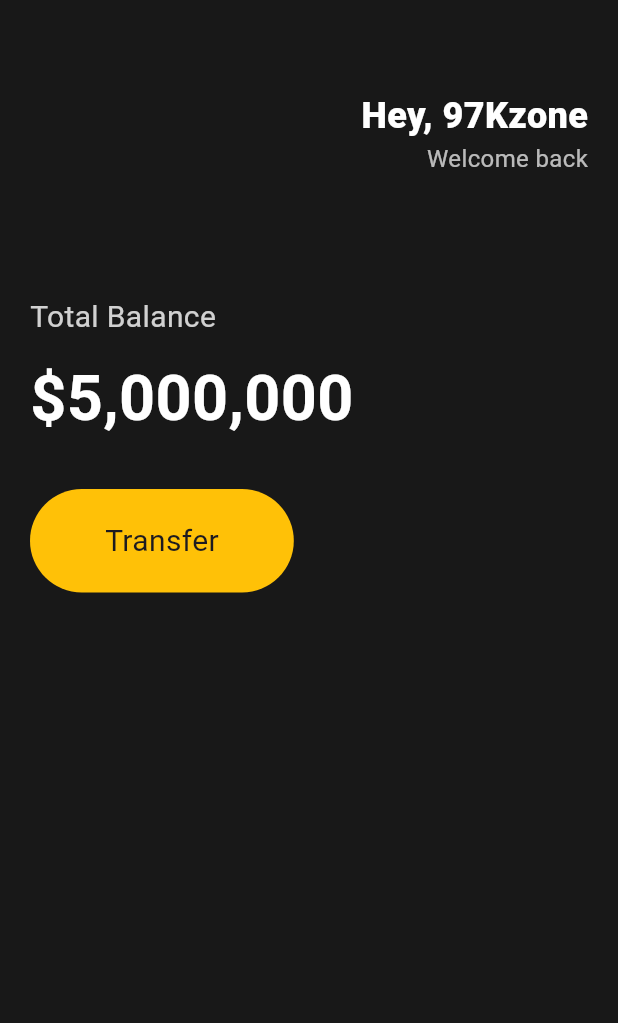
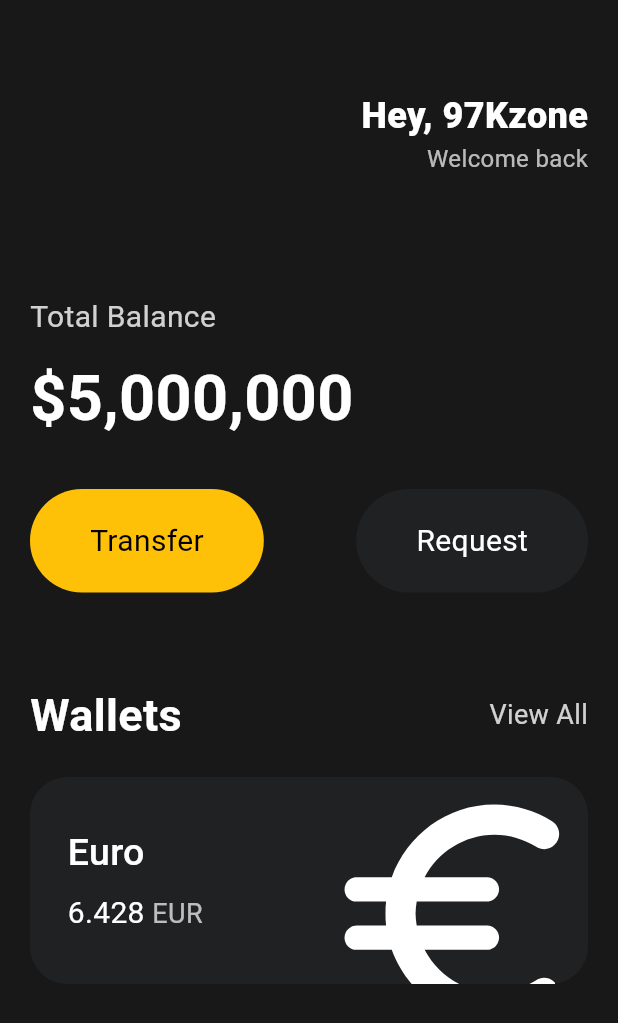
Before and after one commit to 97Kzone/study_flutter, a Flutter app: the screen it shows after launch, on a phone screen of 412 x 824 dp. Shown: the top 1023 px of the screen. Run offline on Flutter 3.47's test engine with Material 3 defaults, Android fonts, the light colour scheme and no system bars.

Commit message:
TransForm, Icon 활용하여 Card 만들기

```diff
--- a/run_flutter/analysis_options.yaml
+++ b/run_flutter/analysis_options.yaml
@@ -7,6 +7,9 @@
 
 # The following line activates a set of recommended lints for Flutter apps,
 # packages, and plugins designed to encourage good coding practices.
+analyzer:
+  errors:
+    avoid_unnecessary_containers: ignore
 include: package:flutter_lints/flutter.yaml
 
 linter:
--- a/run_flutter/lib/main.dart
+++ b/run_flutter/lib/main.dart
@@ -1,29 +1,28 @@
-// ignore_for_file: prefer_const_constructors
-
 import 'package:flutter/material.dart';
 import 'package:flutter/widgets.dart';
+import 'package:run_flutter/widgets/button.dart';
 
 void main() {
-  runApp(App());
+  runApp(const App());
 }
 
 class App extends StatelessWidget {
+  const App({super.key});
+
   @override
   Widget build(BuildContext context) {
     return MaterialApp(
         home: Scaffold(
-      backgroundColor: Color(0xFF181818),
+      backgroundColor: const Color(0xFF181818),
       body: Padding(
-          padding: EdgeInsets.symmetric(
-            horizontal: 20
-          ),
+          padding: const EdgeInsets.symmetric(horizontal: 20),
           child: Column(
             crossAxisAlignment: CrossAxisAlignment.start,
             children: [
-              SizedBox(
+              const SizedBox(
                 height: 60,
               ),
-              Row(
+              const Row(
                 mainAxisAlignment: MainAxisAlignment.end,
                 children: [
                   Column(
@@ -48,50 +47,120 @@ class App extends StatelessWidget {
                   )
                 ],
               ),
-              SizedBox(
+              const SizedBox(
                 height: 80,
               ),
-              Text('Total Balance',
+              Text(
+                'Total Balance',
                 style: TextStyle(
                     color: Colors.white.withOpacity(0.8),
-                  fontSize: 20),),
-              SizedBox(
+                    fontSize: 20,
+                ),
+              ),
+              const SizedBox(
                 height: 10,
               ),
-              Text(
+              const Text(
                 '\$5,000,000',
                 style: TextStyle(
                     color: Colors.white,
                     fontSize: 42,
                     fontWeight: FontWeight.w600),
               ),
+              const SizedBox(
+                height: 30,
+              ),
+              const Row(
+                mainAxisAlignment: MainAxisAlignment.spaceBetween,
+                children: [
+                  Button(text: 'Transfer', bgColor: Colors.amber, textColor: Colors.black,),
+                  Button(text: 'Request', bgColor: Color(0xFF1F2123), textColor: Colors.white,),
+                ],
+              ),
+              const SizedBox(
+                height: 60,
+              ),
+              Row(
+                crossAxisAlignment: CrossAxisAlignment.center,
+                mainAxisAlignment: MainAxisAlignment.spaceBetween,
+                children: [
+                const Text(
+                    'Wallets',
+                    style: TextStyle(
+                    color: Colors.white,
+                    fontSize: 30,
+                    fontWeight: FontWeight.w600
+                  ),
+                ),
+                Text('View All', style: TextStyle(
+                  color: Colors.white.withOpacity(0.8),
+                  fontSize: 18),),
+                ],
+              ),
+              const SizedBox(
+                height: 20,
+              ),
+              Container(
+                clipBehavior: Clip.hardEdge,
+                decoration: BoxDecoration(
+                  color: const Color(0xFF1F2123),
+                  borderRadius: BorderRadius.circular(25),
+                ),
+                child: Padding(
+                  padding: const EdgeInsets.all(25),
+                  child: Row(
+                    mainAxisAlignment: MainAxisAlignment.spaceBetween,
+                    children: [
+                      const Column(
+                        crossAxisAlignment: CrossAxisAlignment.start,
+                        children: [
+                          Text(
+                            'Euro',
+                            style: TextStyle(
+                              color: Colors.white,
+                              fontSize: 25,
+                              fontWeight: FontWeight.w500),),
                           SizedBox(
-                height: 30,
+                            height: 8,
                           ),
                           Row(
                             children: [
-                  Container(
-                    decoration: BoxDecoration(
-                      color: Colors.amber,
-                      borderRadius: BorderRadius.circular(45),
-                    ),
-                    child: Padding(
-                      padding: EdgeInsets.symmetric(
-                        vertical: 20,
-                        horizontal: 50,),
-                      child: Text('Transfer',
+                              Text('6.428',
                                 style: TextStyle(
+                                  color: Colors.white,
                                   fontSize: 20,
                                 ),
                               ),
+                              SizedBox(
+                                width: 5,
                               ),
-                  )
+                              Text('EUR',
+                                style: TextStyle(
+                                  color: Colors.white70,
+                                  fontSize: 18,
+                                ),
+                              ),
                             ],
-              )
+                          ),
+                        ],
+                      ),
+                      Transform.scale(
+                        scale: 2.2,
+                        child: Transform.translate(
+                          offset: const Offset(-8, 10),
+                          child: const Icon(Icons.euro_rounded,
+                            color: Colors.white,
+                            size: 88,
+                          ),
+                        ),
+                      ),
+                    ],
+                  ),
+                ),
+              ),
             ],
           )
         ),
-      )
-    );
+    ));
   }
 }
--- /dev/null
+++ b/run_flutter/lib/widgets/button.dart
@@ -0,0 +1,32 @@
+import 'package:flutter/material.dart';
+
+class Button extends StatelessWidget {
+  final String text;
+  final Color bgColor;
+  final Color textColor;
+
+  const Button({super.key, required this.text, required this.bgColor, required this.textColor});
+
+  @override
+  Widget build(BuildContext context) {
+    return Container(
+      decoration: BoxDecoration(
+        color: bgColor,
+        borderRadius: BorderRadius.circular(45),
+      ),
+      child: Padding(
+        padding: const EdgeInsets.symmetric(
+          vertical: 20,
+          horizontal: 40,
+        ),
+        child: Text(
+          text,
+          style: TextStyle(
+            color: textColor,
+            fontSize: 20,
+          ),
+        ),
+      ),
+    );
+  }
+}
```
Lines whose indentation alone changed are shown as unchanged.
